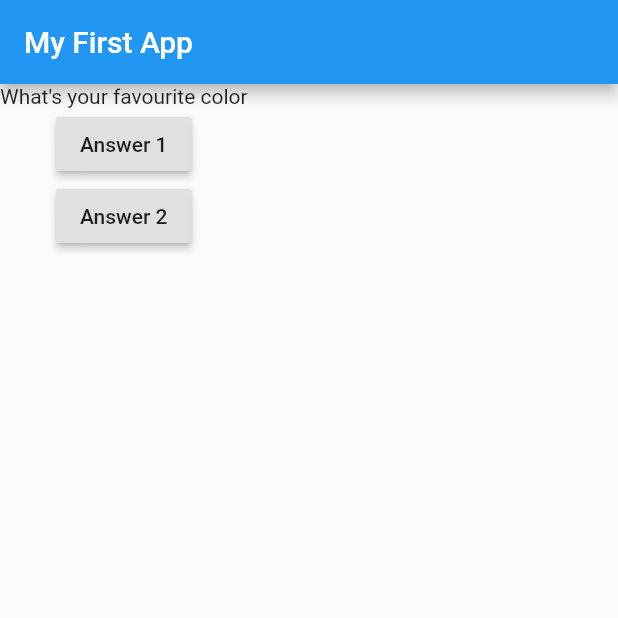
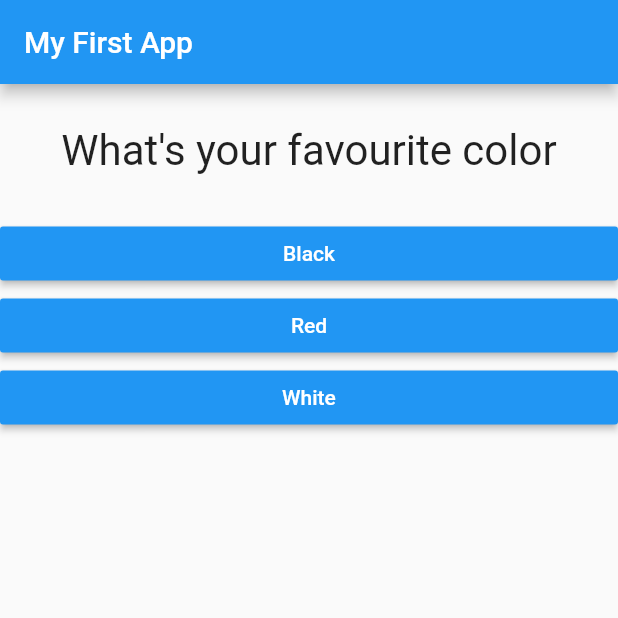
Before and after one commit to ConorMcNamee/Flutter-Quiz-App, a Flutter app: the screen it shows after launch, on a phone screen of 412 x 824 dp, the top half of it. Run offline on Flutter 3.47's test engine with Material 2 defaults, Android fonts, the phone set to English and light mode, and no system bars.

Commit message:
Created answer and question file and have a simple quiz app

```diff
--- /dev/null
+++ b/lib/answer.dart
@@ -0,0 +1,21 @@
+import 'package:flutter/material.dart';
+
+class Answer extends StatelessWidget {
+
+  final Function selectHandler;
+  final String answerText;
+
+  Answer(this.selectHandler, this.answerText);
+
+  @override
+  Widget build(BuildContext context) {
+    return Container(
+      width: double.infinity,
+      child: RaisedButton(
+        color: Colors.blue,
+        child: Text(answerText, style: TextStyle(color: Colors.white),),
+        onPressed: selectHandler,
+      ),
+    );
+  }
+}
--- a/lib/main.dart
+++ b/lib/main.dart
@@ -1,17 +1,35 @@
 import "package:flutter/material.dart";
+import './question.dart';
+import 'answer.dart';
 
 void main() => runApp(MyApp());
 
-class MyApp extends StatelessWidget {
+class MyApp extends StatefulWidget {
 
-  void answerQuestion() {
-    print("Answer Chosen");
-  }
+  @override
+  State<StatefulWidget> createState() => _MyAppState();
+}
+
+class _MyAppState extends State<MyApp>{
+  var _questionIndex = 0;
 
   var questions = [
-    'What\'s your favourite color',
-    'What\'s your favourite animal',
+    {'questionText': 'What\'s your favourite color', 'answers': [
+      'Black', 'Red', 'White'
+    ]},
+
+    {'questionText': 'What\'s your favourite animal', 'answers': [
+      'Rabbit', 'Snake', 'Elephant'
+    ]},
+
   ];
+
+  void _answerQuestion() {
+    setState(() {
+      _questionIndex = _questionIndex + 1;
+      print(_questionIndex);
+    });
+  }
 
   @override
   Widget build(BuildContext context) {
@@ -22,15 +40,13 @@ class MyApp extends StatelessWidget {
           ),
           body: Column(
             children: <Widget>[
-              Text(questions.elementAt(0),),
-              RaisedButton(
-                onPressed: answerQuestion,
-                child: Text("Answer 1"),
+              Question(
+                questions[_questionIndex]['questionText'],
               ),
-              RaisedButton(
-                onPressed: () {},
-                child: Text("Answer 2"),
-              )
+
+              ...(questions[_questionIndex]['answers'] as List<String>).map((answer) {
+                return Answer(_answerQuestion, answer);
+              }).toList()
             ],
           )),
     );
--- /dev/null
+++ b/lib/question.dart
@@ -0,0 +1,18 @@
+import "package:flutter/material.dart";
+
+class Question extends StatelessWidget {
+  final String questionText;
+  Question(this.questionText);
+
+  @override
+  Widget build(BuildContext context) {
+    return Container(
+      width: double.infinity,
+      margin: EdgeInsets.all(28.0),
+      child: Text(questionText,
+          style: TextStyle(fontSize: 28,),
+          textAlign: TextAlign.center,
+      ),
+    );
+  }
+}
```
